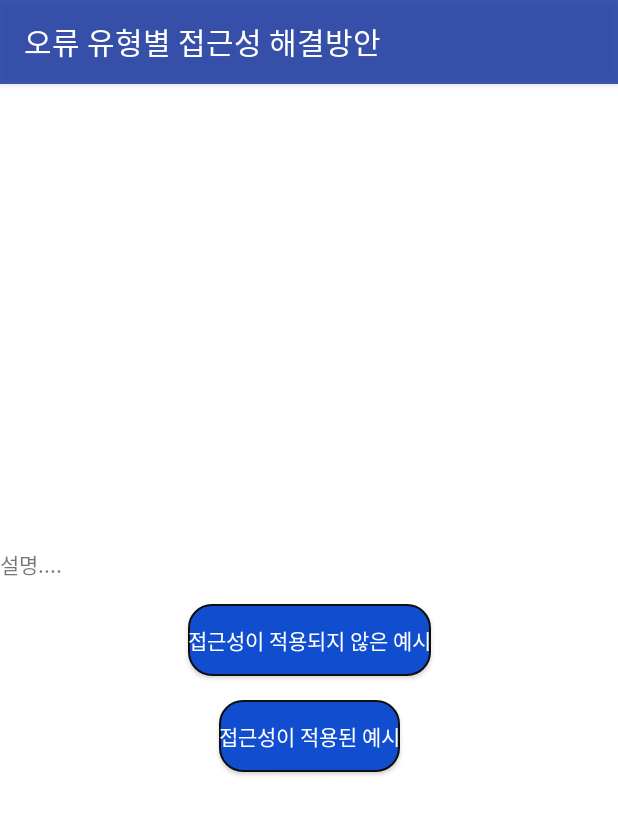
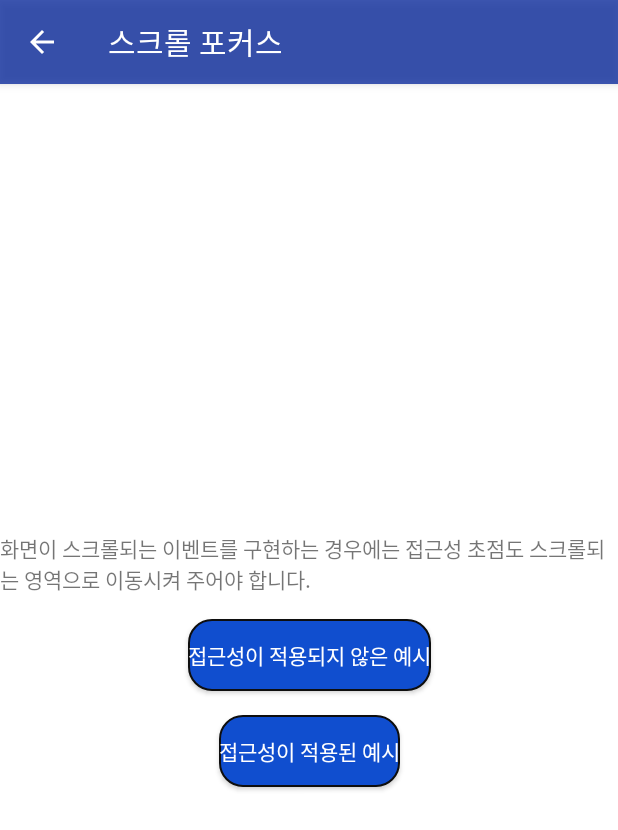
Before and after one commit to khsbory/android-accessibility-demos, an Android app: the ScrollFocusActivity screen opened directly, with no data from a screen before it, on a phone screen of 412 x 824 dp. Shown: the top 830 px of the screen. Run offline under Robolectric (Android 15) with nearby library versions, the phone set to English and light mode, and no system bars.

Commit message:
ADD 스크롤 버튼 리사이클러뷰에 톡백 수정

```diff
--- a/app/src/main/java/com/nvisions/solutionsforaccessibility/ScrollFocus/ScrollFocusActivity.kt
+++ b/app/src/main/java/com/nvisions/solutionsforaccessibility/ScrollFocus/ScrollFocusActivity.kt
@@ -3,6 +3,7 @@ package com.nvisions.solutionsforaccessibility.ScrollFocus
 import android.content.Intent
 import androidx.appcompat.app.AppCompatActivity
 import android.os.Bundle
+import android.view.MenuItem
 import com.nvisions.solutionsforaccessibility.R
 import kotlinx.android.synthetic.main.activity_scroll_focus.*
 
@@ -13,7 +14,17 @@ class ScrollFocusActivity : AppCompatActivity() {
         init()
     }
 
+    override fun onOptionsItemSelected(item: MenuItem): Boolean {
+        if(item.itemId == android.R.id.home){
+            finish()
+        }
+        return super.onOptionsItemSelected(item)
+    }
+
     fun init(){
+        supportActionBar?.setDisplayHomeAsUpEnabled(true)
+        setTitle("스크롤 포커스")
+
         buttonGood.setOnClickListener {
             val intent = Intent(applicationContext, ScrollFocusGoodActivity::class.java)
             startActivity(intent)
@@ -24,4 +35,5 @@ class ScrollFocusActivity : AppCompatActivity() {
             startActivity(intent)
         }
     }
+
 }
--- a/app/src/main/java/com/nvisions/solutionsforaccessibility/ScrollFocus/ScrollFocusGoodActivity.kt
+++ b/app/src/main/java/com/nvisions/solutionsforaccessibility/ScrollFocus/ScrollFocusGoodActivity.kt
@@ -11,6 +11,8 @@ import android.view.accessibility.AccessibilityEvent
 import android.widget.Button
 import android.widget.TextView
 import androidx.appcompat.app.AppCompatActivity
+import androidx.core.view.ViewCompat
+import androidx.core.view.accessibility.AccessibilityNodeInfoCompat.AccessibilityActionCompat.ACTION_CLICK
 import androidx.recyclerview.widget.LinearLayoutManager
 import androidx.recyclerview.widget.LinearSmoothScroller
 import androidx.recyclerview.widget.RecyclerView
@@ -108,6 +110,7 @@ private class FrontScrollGoodListAdapter(val data: ArrayList<Int>) : RecyclerVie
             textView.setOnClickListener {
                 itemClickListener?.onItemClick(this, it, data[adapterPosition])
             }
+            ViewCompat.replaceAccessibilityAction(textView, ACTION_CLICK, "스크롤", null)
         }
     }
 
@@ -154,7 +157,4 @@ private class BackScrollGoodListAdapter(val data: ArrayList<Int>) : RecyclerView
         }
     }
 
-    fun sendFocus(position: Int){
-
-    }
 }
--- a/app/src/main/res/layout/activity_scroll_focus.xml
+++ b/app/src/main/res/layout/activity_scroll_focus.xml
@@ -36,7 +36,7 @@
         android:layout_width="0dp"
         android:layout_height="wrap_content"
         android:layout_marginBottom="8dp"
-        android:text="설명...."
+        android:text="화면이 스크롤되는 이벤트를 구현하는 경우에는 접근성 초점도 스크롤되는 영역으로 이동시켜 주어야 합니다."
         app:layout_constraintBottom_toTopOf="@+id/buttonBad"
         app:layout_constraintEnd_toEndOf="parent"
         app:layout_constraintHorizontal_bias="0.5"
```
